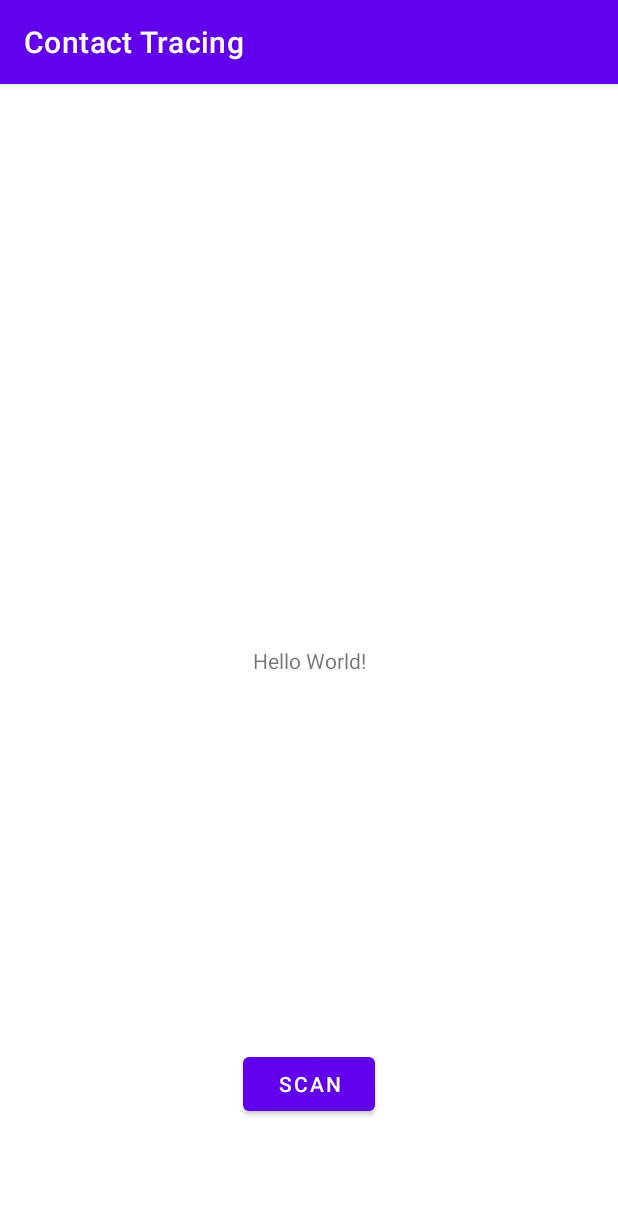
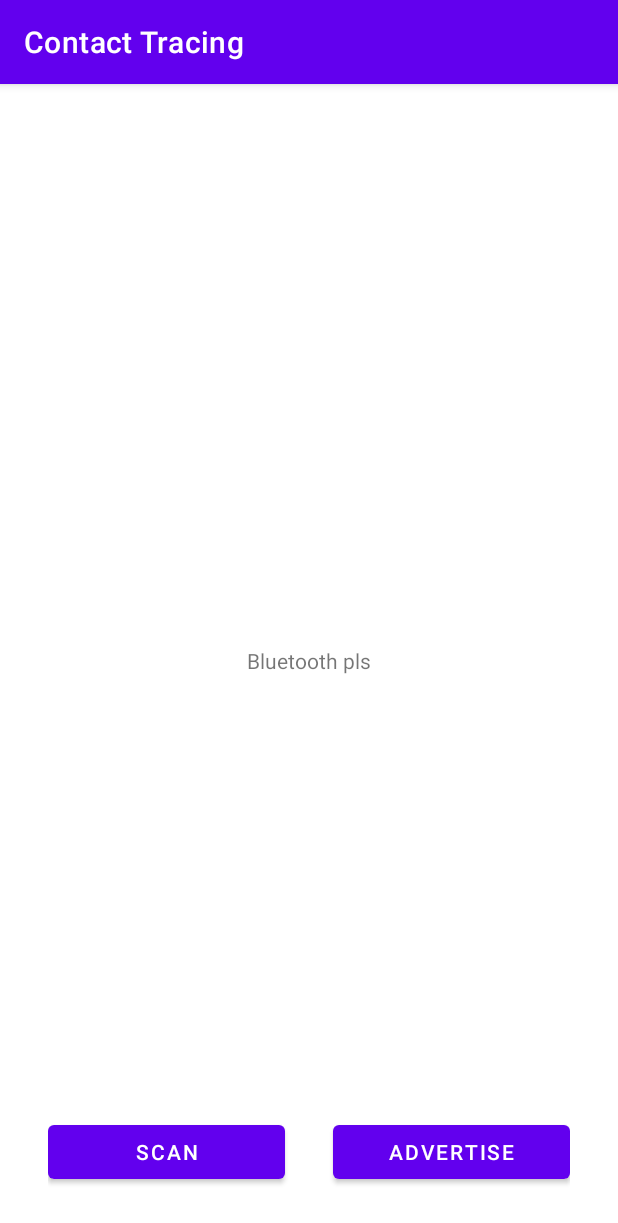
Before and after one commit to duarte-santos/sirs, an Android app: the screen it shows after launch (MainActivity), on a phone screen of 412 x 824 dp. Shown: the top 1223 px of the screen. Run offline under Robolectric (Android 15) with nearby library versions, the light colour scheme and no system bars.

Commit message:
advertiser working

```diff
--- a/PooPooRoo/app/src/main/res/layout/activity_main.xml
+++ b/PooPooRoo/app/src/main/res/layout/activity_main.xml
@@ -4,25 +4,48 @@
     xmlns:tools="http://schemas.android.com/tools"
     android:layout_width="match_parent"
     android:layout_height="match_parent"
+    android:background="#FFFFFF"
     tools:context=".MainActivity">
 
     <TextView
+        android:id="@+id/textView"
         android:layout_width="wrap_content"
         android:layout_height="wrap_content"
-        android:text="Hello World!"
+        android:text="Bluetooth pls"
         app:layout_constraintBottom_toBottomOf="parent"
         app:layout_constraintLeft_toLeftOf="parent"
         app:layout_constraintRight_toRightOf="parent"
         app:layout_constraintTop_toTopOf="parent" />
 
-    <Button
-        android:id="@+id/scan_btn"
-        android:layout_width="wrap_content"
+    <LinearLayout
+        android:layout_width="0dp"
         android:layout_height="wrap_content"
-        android:layout_marginBottom="77dp"
-        android:text="@string/bt_scan"
+        android:layout_marginStart="32dp"
+        android:layout_marginEnd="32dp"
+        android:layout_marginBottom="32dp"
+        android:orientation="horizontal"
         app:layout_constraintBottom_toBottomOf="parent"
         app:layout_constraintEnd_toEndOf="parent"
-        app:layout_constraintStart_toStartOf="parent" />
+        app:layout_constraintStart_toStartOf="parent">
+
+        <Button
+            android:id="@+id/scan_btn"
+            android:layout_width="0dp"
+            android:layout_height="wrap_content"
+            android:layout_weight="1"
+            android:text="@string/bt_start_scan"
+            app:iconTint="#FFFFFF" />
+
+        <Space
+            android:layout_width="32dp"
+            android:layout_height="wrap_content" />
+
+        <Button
+            android:id="@+id/advertise_btn"
+            android:layout_width="0dp"
+            android:layout_height="wrap_content"
+            android:layout_weight="1"
+            android:text="@string/bt_start_advertise" />
+    </LinearLayout>
 
 </androidx.constraintlayout.widget.ConstraintLayout>
--- a/PooPooRoo/app/src/main/res/values/strings.xml
+++ b/PooPooRoo/app/src/main/res/values/strings.xml
@@ -1,8 +1,10 @@
 <resources>
     <string name="app_name">PooPooRoo</string>
 
-    <string name="bt_scan">SCAN</string>
-    <string name="bt_stop">STOP</string>
+    <string name="bt_start_scan">SCAN</string>
+    <string name="bt_stop_scan">STOP</string>
+    <string name="bt_start_advertise">ADVERTISE</string>
+    <string name="bt_stop_advertise">STOP</string>
 
     <string name="title_location_permission">Location permission required.</string>
     <string name="text_location_permission">For BLE to work, please allow access to coarse location.</string>
```
Also changed, not shown: PooPooRoo/app/src/main/java/poo/poo/roo/Advertiser.java (added, +17 -0 lines), PooPooRoo/app/src/main/java/poo/poo/roo/MainActivity.java (+74 -11 lines), PooPooRoo/app/src/main/java/poo/poo/roo/Scanner.java (+19 -3 lines).
